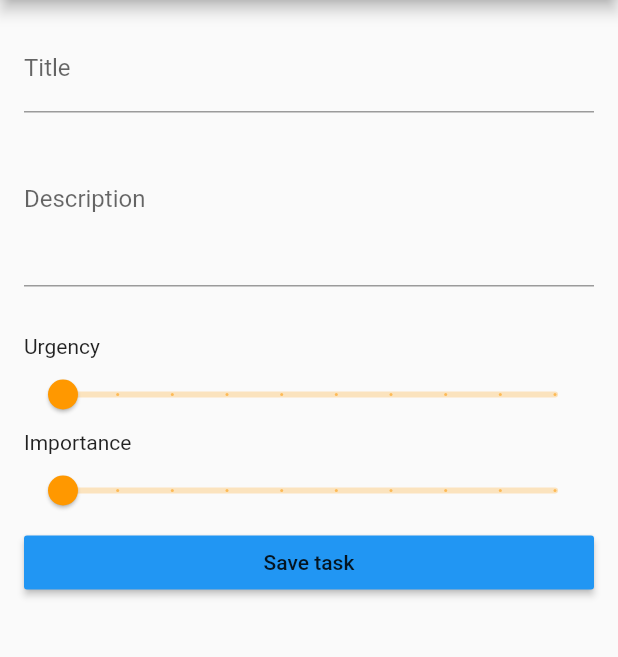
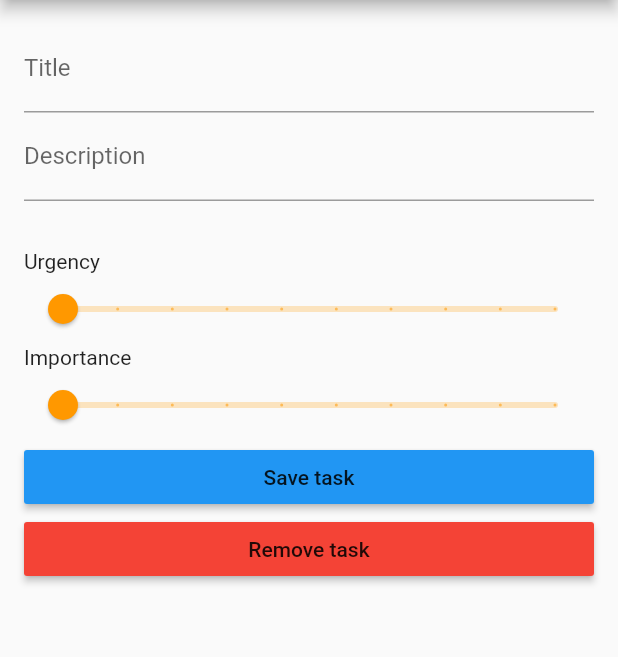
Before and after one commit to LRipi/EisenhowerMatrix, a Flutter app: the EditTaskPage screen opened directly with empty values, on a phone screen of 412 x 824 dp, the part 84-741 px from its top. Run offline on Flutter 3.47's test engine with Material 2 defaults, Android fonts, the phone set to English and light mode, and no system bars.

Commit message:
DEV - Connected the whole app to the API, still requires debug on add list API side, and can be improved with a count* route on the API

```diff
--- a/lib/EditTask/edit_task.dart
+++ b/lib/EditTask/edit_task.dart
@@ -1,4 +1,5 @@
 // import 'package:eisenhower_matrix/custom_drawer.dart';
+import 'package:eisenhower_matrix/api_calls.dart';
 import 'package:eisenhower_matrix/custom_drawer.dart';
 import 'package:eisenhower_matrix/task.dart';
 import 'package:flutter/material.dart';
@@ -7,6 +8,7 @@ import 'package:flutter/material.dart';
 class EditTaskPageArgument {
   final Task task;
   final bool isNew;
+
 
   EditTaskPageArgument(this.task, this.isNew);
 }
@@ -26,7 +28,18 @@ class EditTaskPage extends StatefulWidget {
   final Task task;
   final bool isNew;
 
-  EditTaskPage ({@required this.task, this.isNew});
+  int emergency;
+  int importance;
+
+  String title;
+  String description;
+
+  EditTaskPage ({@required this.task, this.isNew}) {
+    emergency = task.urgency;
+    importance = task.importance;
+    title = task.title;
+    description = task.description;
+  }
 
   @override
   EditTaskPageState createState () => EditTaskPageState();
@@ -36,8 +49,14 @@ class EditTaskPageState extends State<EditTaskPage> {
 
   EditTaskPageState();
 
+  final _descriptionController = TextEditingController();
+  final _titleController = TextEditingController();
+
   @override
   Widget build(BuildContext context) {
+    _titleController.text = widget.title;
+    _descriptionController.text = widget.description;
+    print('emergency and importance in build: ' + widget.emergency.toString() + ', ' + widget.importance.toString() );
     return Scaffold(
       drawer: CustomDrawer (
         onSignOut: null,
@@ -56,14 +75,13 @@ class EditTaskPageState extends State<EditTaskPage> {
                   crossAxisAlignment: CrossAxisAlignment.stretch,
                   mainAxisAlignment: MainAxisAlignment.start,
                   children: <Widget>[
-                    TextFormField(
-                  initialValue: widget.task.title,
+                    TextField(
                       decoration: InputDecoration(labelText: 'Title'),
+                      controller: _titleController,
                     ),
-                    TextFormField(
-                  initialValue: widget.task.description,
-                      maxLines: 4,
+                    TextField(
                       decoration: InputDecoration(labelText: 'Description'),
+                      controller: _descriptionController,
                     ),
                     Padding(
                       padding: EdgeInsets.all(16.0),
@@ -72,32 +90,59 @@ class EditTaskPageState extends State<EditTaskPage> {
                     Slider.adaptive(
                       onChanged: (_value){
                         setState((){
-                      widget.task.urgency = _value.toInt();
+                          widget.title = _titleController.text;
+                          widget.description = _descriptionController.text;
+                          widget.emergency = _value.toInt();
                         });
                       },
-                  value: widget.task.urgency.toDouble(),
+                      value: widget.emergency.toDouble(),
                       divisions: 9,
                       max: 10,
                       min: 1,
-                  label: widget.task.urgency.toInt().toString(),
+                      label: widget.emergency.toString(),
                     ),
                     Text('Importance'),
                     Slider.adaptive(
                       onChanged: (_value){
                         setState((){
-                      widget.task.importance = _value.toInt();
+                          widget.title = _titleController.text;
+                          widget.description = _descriptionController.text;
+                          widget.importance = _value.toInt();
                         });
                       },
-                  value: widget.task.importance.toDouble(),
+                      value: widget.importance.toDouble(),
                       divisions: 9,
                       max: 10,
                       min: 1,
-                  label: widget.task.importance.toInt().toString(),
+                      label: widget.importance.toInt().toString(),
                     ),
                     RaisedButton(
-                      onPressed: () {},
+                      onPressed: () {
+                        if (_titleController.text != '' && _titleController.text != null &&
+                        _descriptionController.text != null && _descriptionController.text != '') {
+                          widget.task.title = _titleController.text;
+                          widget.task.description = _descriptionController.text;
+                          widget.task.importance = widget.importance;
+                          widget.task.urgency = widget.emergency;
+                          if (widget.isNew)
+                            ApiCalls.createTask(widget.task);
+                          else
+                            ApiCalls.updateTask(widget.task);
+                          Navigator.of(context).pop();
+                        }
+
+                      },
                       child: Text(widget.isNew ? 'Add task' : 'Save task'),
                       color: Colors.blue,
+                    ),
+                    RaisedButton(
+                      onPressed: () {
+                        if (!widget.isNew)
+                          ApiCalls.deleteTask(widget.task);
+                        Navigator.of(context).pop();
+                      },
+                      child: Text(widget.isNew ? 'Cancel' : 'Remove task'),
+                      color: Colors.red,
                     ),
                   ],
                 ),
--- a/lib/task_list_page.dart
+++ b/lib/task_list_page.dart
@@ -11,6 +11,8 @@ class TaskListInfo {
   bool important;
 
   int amount;
+
+  List<Task> tasks = new List<Task>();
 
   Color startColor;
   Color endColor;
```
Also changed, not shown: lib/MatrixPage/matrix.dart (+40 -29 lines), lib/api_calls.dart (+18 -10 lines), pubspec.lock.
